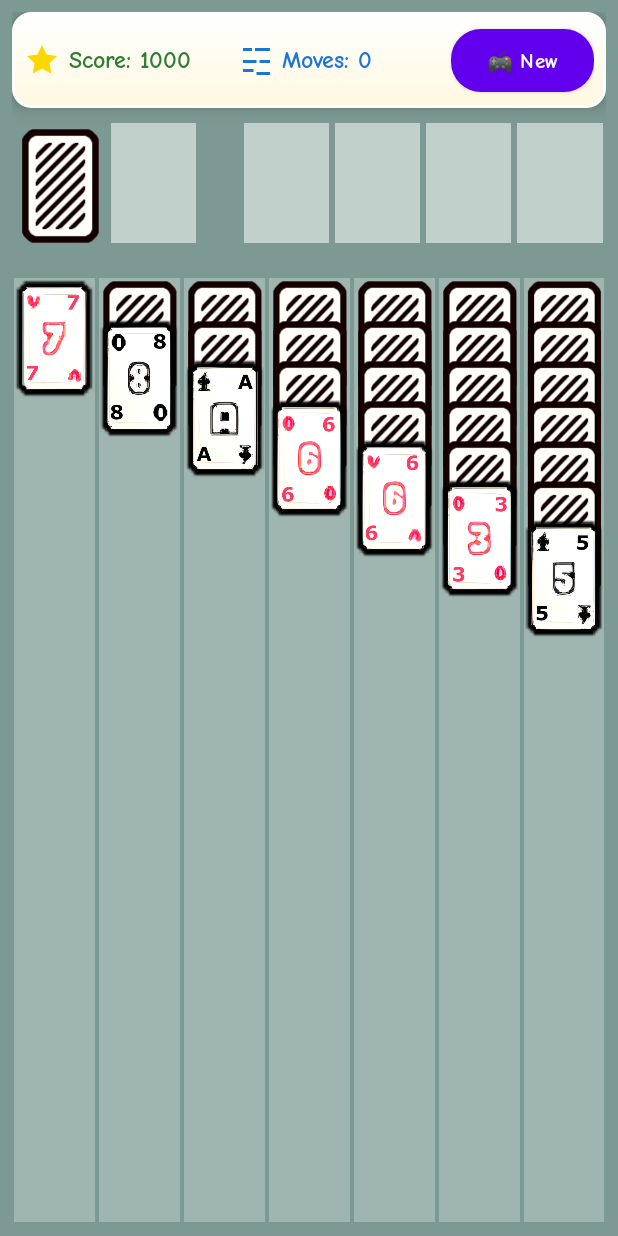
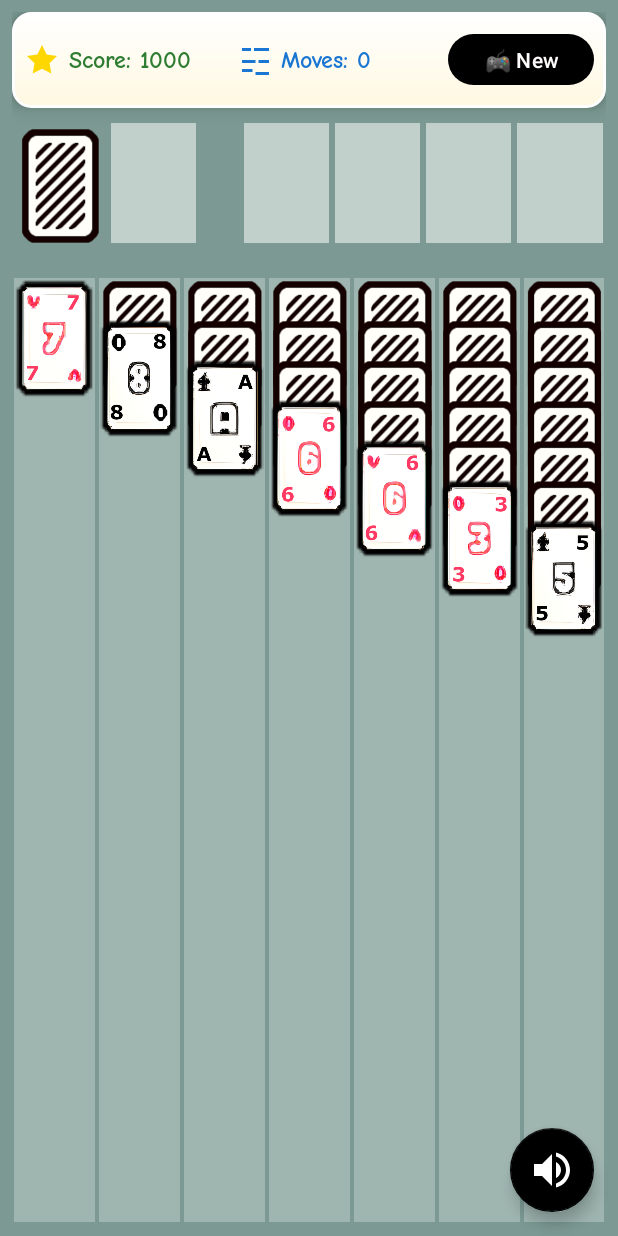
Before and after one commit to qoneqo/solitaire, an Android app: the screen it shows after launch (MainActivity), on a phone screen of 412 x 824 dp. Run offline under Robolectric (Android 15) with nearby library versions, the phone set to English and light mode, and no system bars.

Commit message:
feat: add toggle sound button

```diff
--- a/app/src/main/java/com/qoneqo/solitaire/MainActivity.kt
+++ b/app/src/main/java/com/qoneqo/solitaire/MainActivity.kt
@@ -1,13 +1,17 @@
 package com.qoneqo.solitaire
 
+import android.content.Context
 import android.graphics.Color
+import android.os.Build
 import android.os.Bundle
 import android.view.Gravity
+import android.view.HapticFeedbackConstants
 import android.view.View
 import android.view.ViewGroup
 import android.widget.*
 import androidx.appcompat.app.AppCompatActivity
 import androidx.core.content.ContextCompat
+import com.google.android.material.floatingactionbutton.FloatingActionButton
 
 class MainActivity : AppCompatActivity() {
 
@@ -20,6 +24,7 @@ class MainActivity : AppCompatActivity() {
     private lateinit var tableauColumns: Array<LinearLayout>
     private lateinit var autoCompleteButton: Button
     private lateinit var soundManager: SoundManager
+    private var isSoundEnabled = true
 
     // animation state
     private var isAnimating = false
@@ -100,6 +105,7 @@ class MainActivity : AppCompatActivity() {
         initializeViews()
         game = SolitaireGame()
         setupClickListeners()
+        setupSoundToggleButton()
         updateUI()
         soundManager.playSound(R.raw.card_deal)
     }
@@ -390,6 +396,62 @@ class MainActivity : AppCompatActivity() {
         showLoseMessage()
     }
 
+    private fun setupSoundToggleButton() {
+        val fabSoundToggle = findViewById<FloatingActionButton>(R.id.fabSoundToggle)
+
+        // Load saved preference (optional)
+        val sharedPref = getPreferences(Context.MODE_PRIVATE)
+        isSoundEnabled = sharedPref.getBoolean("sound_enabled", true)
+        soundManager.setSoundEnabled(isSoundEnabled)
+
+        // Set initial icon
+        fabSoundToggle.setImageResource(
+            if (isSoundEnabled) R.drawable.ic_volume_on
+            else R.drawable.ic_volume_off
+        )
+
+        fabSoundToggle.setOnClickListener {
+            isSoundEnabled = !isSoundEnabled
+
+            // Update icon
+            fabSoundToggle.setImageResource(
+                if (isSoundEnabled) R.drawable.ic_volume_on
+                else R.drawable.ic_volume_off
+            )
+
+            // Save preference (optional)
+            with(sharedPref.edit()) {
+                putBoolean("sound_enabled", isSoundEnabled)
+                apply()
+            }
+
+            // Provide feedback
+            soundManager.setSoundEnabled(isSoundEnabled)
+            if (isSoundEnabled) {
+                soundManager.playSound(R.raw.card_place)
+            }
+
+            // Haptic feedback
+            if (Build.VERSION.SDK_INT >= Build.VERSION_CODES.R) {
+                fabSoundToggle.performHapticFeedback(HapticFeedbackConstants.TOGGLE_OFF)
+            } else {
+                fabSoundToggle.performHapticFeedback(HapticFeedbackConstants.VIRTUAL_KEY)
+            }
+
+            // Small bounce animation
+            fabSoundToggle.animate()
+                .scaleX(0.8f)
+                .scaleY(0.8f)
+                .setDuration(100)
+                .withEndAction {
+                    fabSoundToggle.animate()
+                        .scaleX(1f)
+                        .scaleY(1f)
+                        .setDuration(100)
+                        .start()
+                }.start()
+        }
+    }
     // Add this function to show the lose message
     private fun showLoseMessage() {
         soundManager.playSound(R.raw.lose_sound)
--- /dev/null
+++ b/app/src/main/res/drawable-v24/ic_volume_off.xml
@@ -0,0 +1,24 @@
+<vector xmlns:android="http://schemas.android.com/apk/res/android"
+    android:width="24dp"
+    android:height="24dp"
+    android:viewportWidth="24"
+    android:viewportHeight="24"
+    android:tint="#FFFFFF">
+
+    <path
+        android:fillColor="@android:color/white"
+        android:pathData="M3,9v6h4l5,5V4L7,9H3z"/>
+    <path
+        android:fillColor="@android:color/white"
+        android:pathData="M16.5,12c0,-1.77 -1.02,-3.29 -2.5,-4.03v8.05c1.48,-0.73 2.5,-2.25 2.5,-4.02z"/>
+    <path
+        android:fillColor="@android:color/white"
+        android:pathData="M14,3.23v2.06c2.89,0.86 5,3.54 5,6.71s-2.11,5.85 -5,6.71v2.06c4.01,-0.91 7,-4.49 7,-8.77s-2.99,-7.86 -7,-8.77z"/>
+    <!-- Diagonal mute line -->
+    <path
+        android:fillColor="@android:color/white"
+        android:pathData="M19.73 4.27L4.27 19.73"
+        android:strokeWidth="1.5"
+        android:strokeColor="@android:color/white"
+        android:strokeLineCap="round"/>
+</vector>
--- /dev/null
+++ b/app/src/main/res/drawable-v24/ic_volume_on.xml
@@ -0,0 +1,16 @@
+<vector xmlns:android="http://schemas.android.com/apk/res/android"
+    android:width="24dp"
+    android:height="24dp"
+    android:viewportWidth="24"
+    android:viewportHeight="24"
+    android:tint="#FFFFFF">
+    <path
+        android:fillColor="@android:color/white"
+        android:pathData="M3,9v6h4l5,5V4L7,9H3z"/>
+    <path
+        android:fillColor="@android:color/white"
+        android:pathData="M16.5,12c0,-1.77 -1.02,-3.29 -2.5,-4.03v8.05c1.48,-0.73 2.5,-2.25 2.5,-4.02z"/>
+    <path
+        android:fillColor="@android:color/white"
+        android:pathData="M14,3.23v2.06c2.89,0.86 5,3.54 5,6.71s-2.11,5.85 -5,6.71v2.06c4.01,-0.91 7,-4.49 7,-8.77s-2.99,-7.86 -7,-8.77z"/>
+</vector>
--- a/app/src/main/res/drawable/new_game_button_background.xml
+++ b/app/src/main/res/drawable/new_game_button_background.xml
@@ -1,15 +1,15 @@
 <?xml version="1.0" encoding="utf-8"?>
 <selector xmlns:android="http://schemas.android.com/apk/res/android">
     <item android:state_pressed="true">
-        <shape>
-            <solid android:color="#388E3C" />
-            <corners android:radius="20dp" />
+        <shape android:shape="rectangle">
+            <solid android:color="#FF000000"/> <!-- Pure black -->
+            <corners android:radius="20dp"/>
         </shape>
     </item>
     <item>
-        <shape>
-            <solid android:color="#000" />
-            <corners android:radius="20dp" />
+        <shape android:shape="rectangle">
+            <solid android:color="#FF000000"/> <!-- Pure black -->
+            <corners android:radius="20dp"/>
         </shape>
     </item>
 </selector>
--- a/app/src/main/res/layout/activity_main.xml
+++ b/app/src/main/res/layout/activity_main.xml
@@ -1,5 +1,6 @@
 <?xml version="1.0" encoding="utf-8"?>
 <FrameLayout xmlns:android="http://schemas.android.com/apk/res/android"
+    xmlns:app="http://schemas.android.com/apk/res-auto"
     xmlns:tools="http://schemas.android.com/tools"
     android:layout_width="match_parent"
     android:layout_height="match_parent">
@@ -53,17 +54,15 @@
                 android:textSize="16sp"
                 android:textStyle="bold" />
 
-            <Button
+            <com.google.android.material.button.MaterialButton
                 android:id="@+id/newGameButton"
                 android:layout_width="wrap_content"
                 android:layout_height="42dp"
-                android:background="@drawable/new_game_button_background"
-                android:elevation="2dp"
-                android:fontFamily="@font/comic_neue_bold"
-                android:stateListAnimator="@null"
+                app:backgroundTint="#FF000000"
+                app:cornerRadius="20dp"
                 android:text="🎮 New"
                 android:textColor="#FFFCFC"
-                android:textSize="14sp" />
+                android:textSize="14sp"/>
 
         </LinearLayout>
 
@@ -224,6 +223,21 @@
 
     </LinearLayout>
 
+    <!-- Floating Sound Toggle Button -->
+    <com.google.android.material.floatingactionbutton.FloatingActionButton
+        android:id="@+id/fabSoundToggle"
+        android:layout_width="wrap_content"
+        android:layout_height="wrap_content"
+        android:layout_gravity="bottom|end"
+        android:layout_marginEnd="16dp"
+        android:layout_marginBottom="16dp"
+        android:contentDescription="Toggle sound"
+        android:src="@drawable/ic_volume_on"
+        app:backgroundTint="@color/black"
+        app:elevation="6dp"
+        app:maxImageSize="32dp"
+        app:tint="#FFFFFF" />
+
     <!-- Floating Auto Complete Button -->
     <Button
         android:id="@+id/autoCompleteButton"
--- a/app/src/main/res/values/themes.xml
+++ b/app/src/main/res/values/themes.xml
@@ -1,6 +1,20 @@
 <?xml version="1.0" encoding="utf-8"?>
 <resources xmlns:tools="http://schemas.android.com/tools">
     <!-- Base application theme. -->
+    <style name="FabShapeAppearance" parent="ShapeAppearance.MaterialComponents.SmallComponent">
+        <item name="cornerFamily">rounded</item>
+        <item name="cornerSize">50%</item>
+    </style>
+
+    <style name="FabStyle" parent="Widget.MaterialComponents.FloatingActionButton">
+        <item name="backgroundTint">@color/black</item>
+        <item name="tint">@android:color/white</item>
+        <item name="elevation">8dp</item>
+        <item name="hoveredFocusedTranslationZ">12dp</item>
+        <item name="pressedTranslationZ">8dp</item>
+        <item name="shapeAppearance">@style/FabShapeAppearance</item>
+    </style>
+
     <style name="Theme.SolitaireGame" parent="Theme.Material3.Dark.NoActionBar">
         <!-- Primary brand color. -->
         <item name="colorPrimary">@color/purple_500</item>
@@ -13,5 +27,6 @@
         <!-- Status bar color. -->
         <item name="android:statusBarColor">@color/black</item>
         <!-- Customize your theme here. -->
+        <item name="floatingActionButtonStyle">@style/FabStyle</item>
     </style>
 </resources>
```
